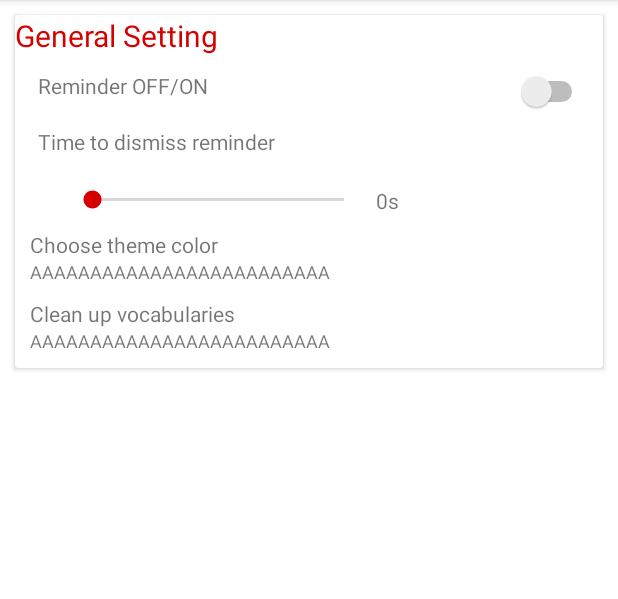
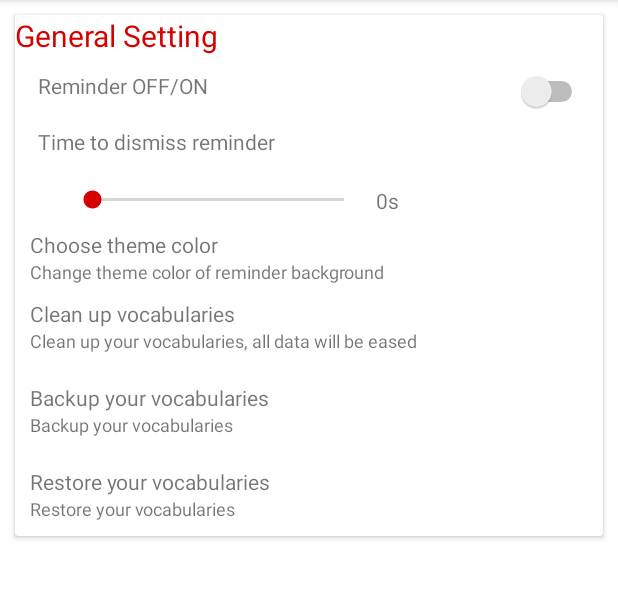
Before and after one commit to ltbaogt/ltbaogtrepo, an Android app: the screen it shows after launch (MainActivity), in the side drawer, after a tap on "Settings", on a phone screen of 412 x 824 dp, the part 84-683 px from its top. Run offline under Robolectric (Android 15) with nearby library versions, the phone set to English and light mode, and no system bars; network calls fail; 4 statements that could not run were skipped.

Commit message:
Implement Backup feature

```diff
--- a/02_Source/VocaReminder/app/build.gradle
+++ b/02_Source/VocaReminder/app/build.gradle
@@ -29,6 +29,7 @@ dependencies {
     compile 'com.android.support:recyclerview-v7:24.0.0'
     compile 'com.android.support:cardview-v7:24.0.0'
     testCompile 'junit:junit:4.12'
+    compile 'com.google.code.gson:gson:2.7'
     compile project(':colorpicker')
     compile project(':jsoup-1.9.2')
 }
--- a/02_Source/VocaReminder/app/src/main/AndroidManifest.xml
+++ b/02_Source/VocaReminder/app/src/main/AndroidManifest.xml
@@ -5,6 +5,7 @@
     <uses-permission android:name="android.permission.SYSTEM_ALERT_WINDOW" />
     <uses-permission android:name="android.permission.READ_PHONE_STATE" />
     <uses-permission android:name="android.permission.INTERNET" />
+    <uses-permission android:name="android.permission.WRITE_EXTERNAL_STORAGE"/>
 
     <application
         android:allowBackup="true"
--- a/02_Source/VocaReminder/app/src/main/res/layout/activity_main.xml
+++ b/02_Source/VocaReminder/app/src/main/res/layout/activity_main.xml
@@ -91,7 +91,7 @@
                     android:layout_below="@id/dismiss_time_title"
                     android:layout_width="match_parent"
                     android:layout_height="wrap_content"
-                    android:text="AAAAAAAAAAAAAAAAAAAAAAAAA"
+                    android:text="Change theme color of reminder background"
                     android:textSize="12sp" />
             </RelativeLayout>
 
@@ -112,7 +112,49 @@
                     android:layout_below="@id/change_color_title"
                     android:layout_width="match_parent"
                     android:layout_height="wrap_content"
-                    android:text="AAAAAAAAAAAAAAAAAAAAAAAAA"
+                    android:text="Clean up your vocabularies, all data will be eased"
+                    android:textSize="12sp" />
+            </RelativeLayout>
+
+            <RelativeLayout
+                style="@style/setting_item"
+                android:layout_width="match_parent"
+                android:layout_height="wrap_content"
+                android:layout_marginBottom="10dp"
+                android:onClick="backupVocabulary">
+
+                <TextView
+                    android:id="@+id/backup"
+                    android:layout_width="match_parent"
+                    android:layout_height="wrap_content"
+                    android:text="Backup your vocabularies" />
+
+                <TextView
+                    android:layout_below="@id/backup"
+                    android:layout_width="match_parent"
+                    android:layout_height="wrap_content"
+                    android:text="Backup your vocabularies"
+                    android:textSize="12sp" />
+            </RelativeLayout>
+
+            <RelativeLayout
+                style="@style/setting_item"
+                android:layout_width="match_parent"
+                android:layout_height="wrap_content"
+                android:layout_marginBottom="10dp"
+                android:onClick="restoreVocabulary">
+
+                <TextView
+                    android:id="@+id/restore"
+                    android:layout_width="match_parent"
+                    android:layout_height="wrap_content"
+                    android:text="Restore your vocabularies" />
+
+                <TextView
+                    android:layout_below="@id/restore"
+                    android:layout_width="match_parent"
+                    android:layout_height="wrap_content"
+                    android:text="Restore your vocabularies"
                     android:textSize="12sp" />
             </RelativeLayout>
         </LinearLayout>
```
Also changed, not shown: 02_Source/VocaReminder/app/src/main/java/com/ltbaogt/vocareminder/vocareminder/activity/MainActivity.java (+68 -0 lines), 02_Source/VocaReminder/app/src/main/java/com/ltbaogt/vocareminder/vocareminder/bean/ConvertWord.java (added, +120 -0 lines).
